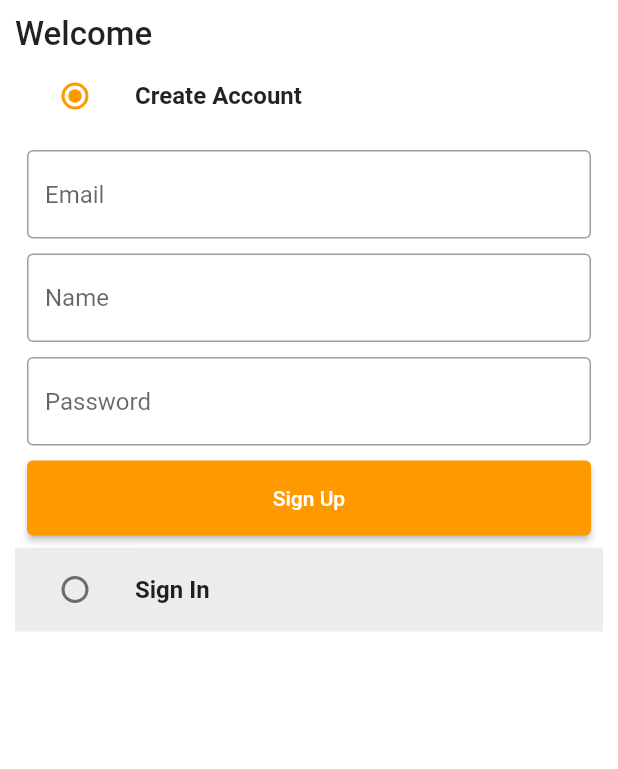
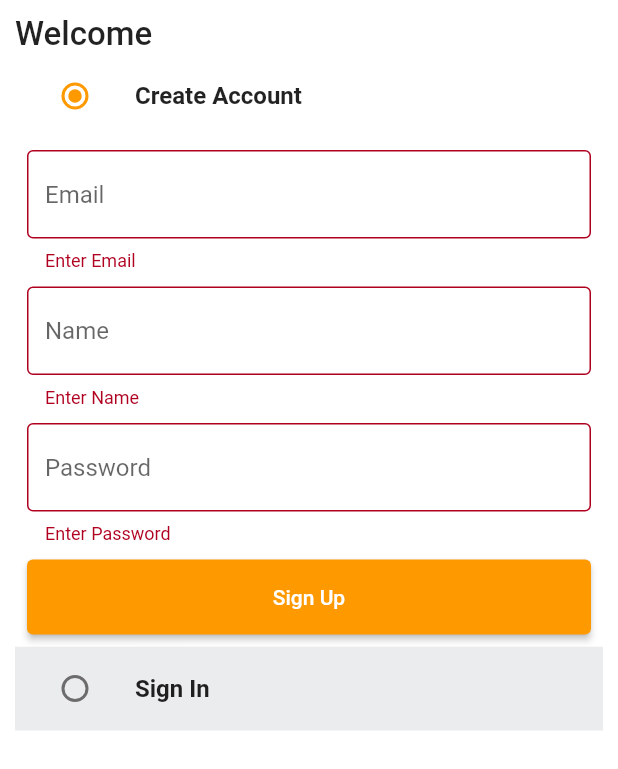
Before and after one commit to vpsines/my_amazon, a Flutter app: the screen it shows after launch, after a tap on "Sign Up", on a phone screen of 412 x 824 dp. Shown: the top 769 px of the screen. Run offline on Flutter 3.47's test engine with Material 2 defaults, Android fonts, the phone set to English and light mode, and no system bars.

Commit message:
feat: add signup route

```diff
--- a/lib/screens/auth/auth_screen.dart
+++ b/lib/screens/auth/auth_screen.dart
@@ -1,5 +1,6 @@
 import 'package:flutter/material.dart';
 import 'package:my_amazon/constants/app_colors.dart';
+import 'package:my_amazon/services/auth_service.dart';
 import 'package:my_amazon/widgets/base/custom_button.dart';
 import 'package:my_amazon/widgets/base/custom_textfield.dart';
 
@@ -18,9 +19,19 @@ class _AuthScreenState extends State<AuthScreen> {
   final signUpFormKey = GlobalKey<FormState>();
   final signInFormKey = GlobalKey<FormState>();
 
+  final AuthService authService = AuthService();
+
   final TextEditingController emailController = TextEditingController();
   final TextEditingController passwordController = TextEditingController();
   final TextEditingController nameController = TextEditingController();
+
+  void signUp() {
+    authService.signUp(
+        context: context,
+        email: emailController.text,
+        name: nameController.text,
+        password: passwordController.text);
+  }
 
   @override
   void dispose() {
@@ -37,6 +48,7 @@ class _AuthScreenState extends State<AuthScreen> {
       body: SafeArea(
           child: Padding(
         padding: const EdgeInsets.all(10.0),
+        child: SingleChildScrollView(
           child: Column(
             crossAxisAlignment: CrossAxisAlignment.start,
             children: [
@@ -93,7 +105,13 @@ class _AuthScreenState extends State<AuthScreen> {
                           const SizedBox(
                             height: 10,
                           ),
-                        CustomButton(onTap: () {}, buttonText: "Sign Up")
+                          CustomButton(
+                              onTap: () {
+                                if (signUpFormKey.currentState!.validate()) {
+                                  signUp();
+                                }
+                              },
+                              buttonText: "Sign Up")
                         ],
                       )),
                 ),
@@ -145,6 +163,7 @@ class _AuthScreenState extends State<AuthScreen> {
                 ),
             ],
           ),
+        ),
       )),
     );
   }
--- a/lib/services/auth_service.dart
+++ b/lib/services/auth_service.dart
@@ -24,7 +24,7 @@ class AuthService {
           Uri.parse(AppConstants.baseUrl + AppConstants.signUp),
           body: user.toJson(),
           headers: <String, String>{
-            "Content-Type": "application/json; charset=UTF-8"
+            'Content-Type': 'application/json; charset=UTF-8'
           });
 
       httpErrorHandle(
```
Lines whose indentation alone changed are shown as unchanged.
